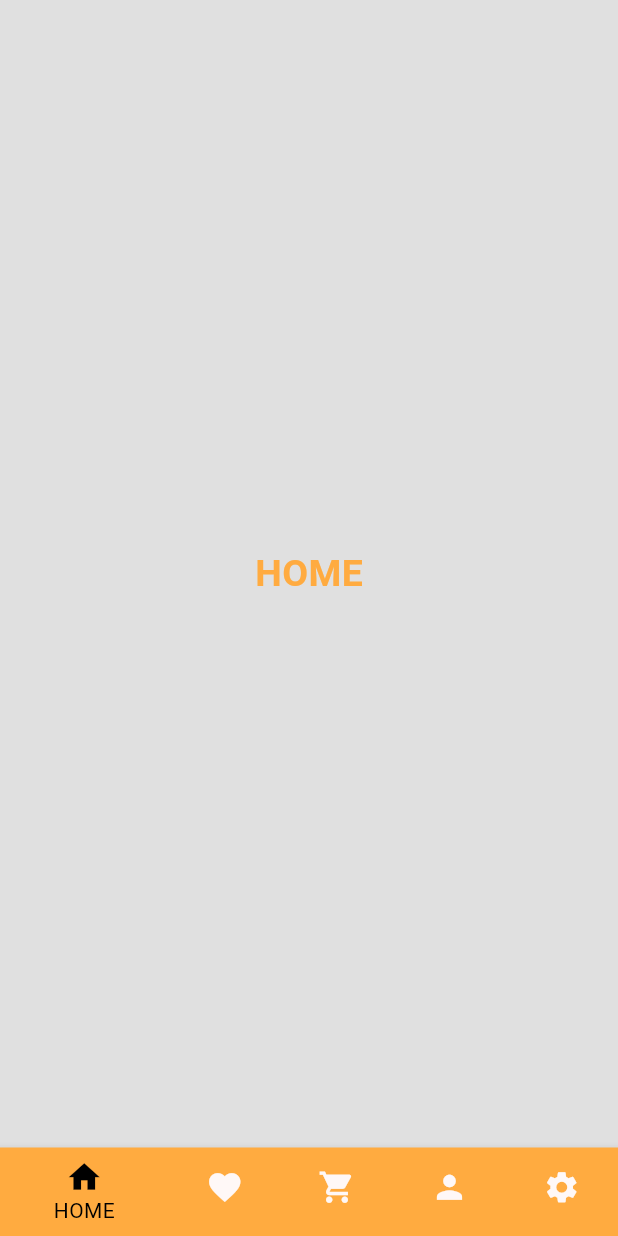
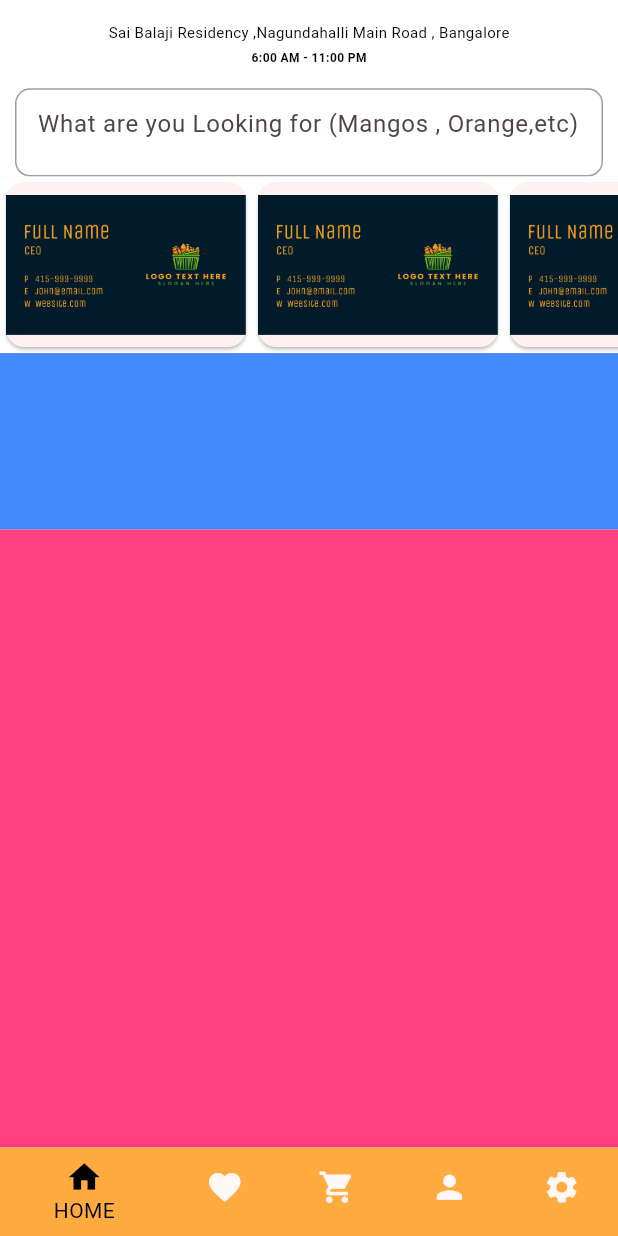
Before and after one commit to ManikantaFlutterApps/mkrsupermarket, a Flutter app: the DashBoardScreen screen opened directly, on a phone screen of 412 x 824 dp. Run offline on Flutter 3.47's test engine with Material 3 defaults, Android fonts, the phone set to English and light mode, and no system bars; our stand-ins replace introduction_screen; missing offline and left inert: dart:ffi.

Commit message:
DashBoardScreen.dart

```diff
--- a/lib/Screens/HomeScreen.dart
+++ b/lib/Screens/HomeScreen.dart
@@ -1,4 +1,3 @@
-import 'package:flutter/cupertino.dart';
 import 'package:flutter/material.dart';
 
 class HomeScreen extends StatefulWidget {
@@ -9,10 +8,110 @@ class HomeScreen extends StatefulWidget {
 }
 
 class _HomeScreenState extends State<HomeScreen> {
+
+  TextEditingController searchController = TextEditingController();
+
   @override
   Widget build(BuildContext context) {
-    return const Center(
-      child: Text("HOME",style: TextStyle(color: Colors.orangeAccent,fontWeight: FontWeight.bold,fontSize: 25),),
+    return Container(
+      color: Colors.grey[200],
+      child: SafeArea(
+        child: Column(
+          children: [
+            Expanded(
+              flex: 1,
+              child: Container(
+                width: double.infinity,
+                color: Colors.white,
+                child: const Column(
+                  mainAxisAlignment: MainAxisAlignment.center,
+                  children: [
+                    Text("Sai Balaji Residency ,Nagundahalli Main Road , Bangalore",style: TextStyle(fontSize: 10,color: Colors.black,fontWeight: FontWeight.normal),),
+
+                    SizedBox(height: 5,),
+
+                    Text("6:00 AM - 11:00 PM",style: TextStyle(fontSize: 8,color: Colors.black,fontWeight: FontWeight.bold),),
+
+                  ],
+                ),
+              ),
+            ),
+
+            Expanded(
+              flex: 1,
+              child: Container(
+                color: Colors.white,
+                width: double.infinity,
+                child:  Card(
+                  elevation: 0,
+                  margin: const EdgeInsets.only(left: 10,right: 10),
+                  shape: RoundedRectangleBorder(
+                    side: const BorderSide(color: Colors.grey, width: 1),
+                    borderRadius: BorderRadius.circular(10),
+                  ),
+                  color: Colors.transparent,
+                  child: Padding(
+                    padding: const EdgeInsets.only(left: 15,right: 15),
+                    child: TextField(
+                      controller: searchController,
+                      decoration: const InputDecoration(
+                        border: InputBorder.none,
+                        hintText: "What are you Looking for (Mangos , Orange,etc)"
+                      ),
+
+                    ),
+                  ),
+                ),
+              ),
+            ),
+
+            Expanded(
+              flex: 2,
+              child: Container(
+                color: Colors.white,
+                child: productsCard(),
+              ),
+            ),
+
+            Expanded(
+              flex: 2,
+              child: Container(
+                color: Colors.blueAccent,
+              ),
+            ),
+
+            Expanded(
+              flex: 7,
+              child: Container(
+                color: Colors.pinkAccent,
+              ),
+            ),
+
+          ],
+        ),
+      ),
     );
   }
 }
+
+Widget productsCard() {
+  return SizedBox(
+      height: 200.0,
+      child: ListView.builder(
+        scrollDirection: Axis.horizontal,
+        itemCount: 10,
+        itemBuilder: (BuildContext context, int i) =>
+            Card(
+              child: SizedBox(
+                width: 160.0,
+                child: Column(
+                  mainAxisAlignment: MainAxisAlignment.spaceEvenly,
+                  children: <Widget>[
+                    Image.asset('lib/images/g_image_one.png'),
+                  ],
+                ),
+              ),
+            ),
+      )
+  );
+}
--- a/pubspec.yaml
+++ b/pubspec.yaml
@@ -36,6 +36,7 @@ dependencies:
   # Use with the CupertinoIcons class for iOS style icons.
   cupertino_icons: ^1.0.6
   introduction_screen: ^3.1.14
+  geocoding: ^3.0.0
 
 dev_dependencies:
   flutter_test:
```
Also changed, not shown: lib/images/g_image_one.png (added), lib/images/g_image_three.jpeg (added), lib/images/g_image_two.webp (added), pubspec.lock.
